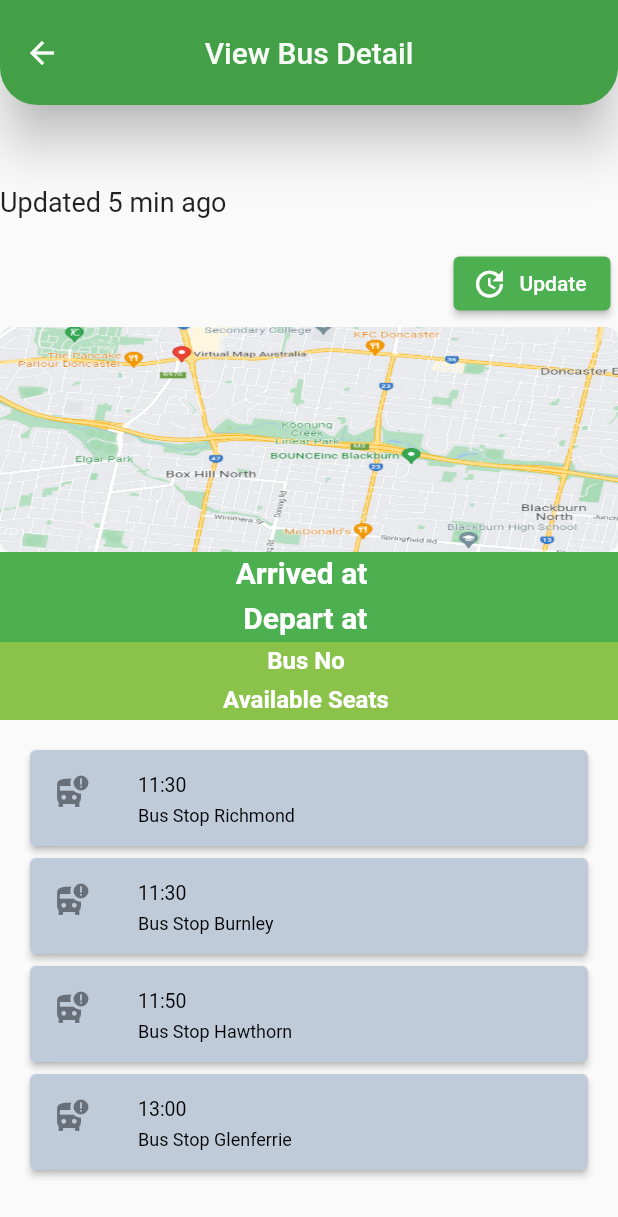
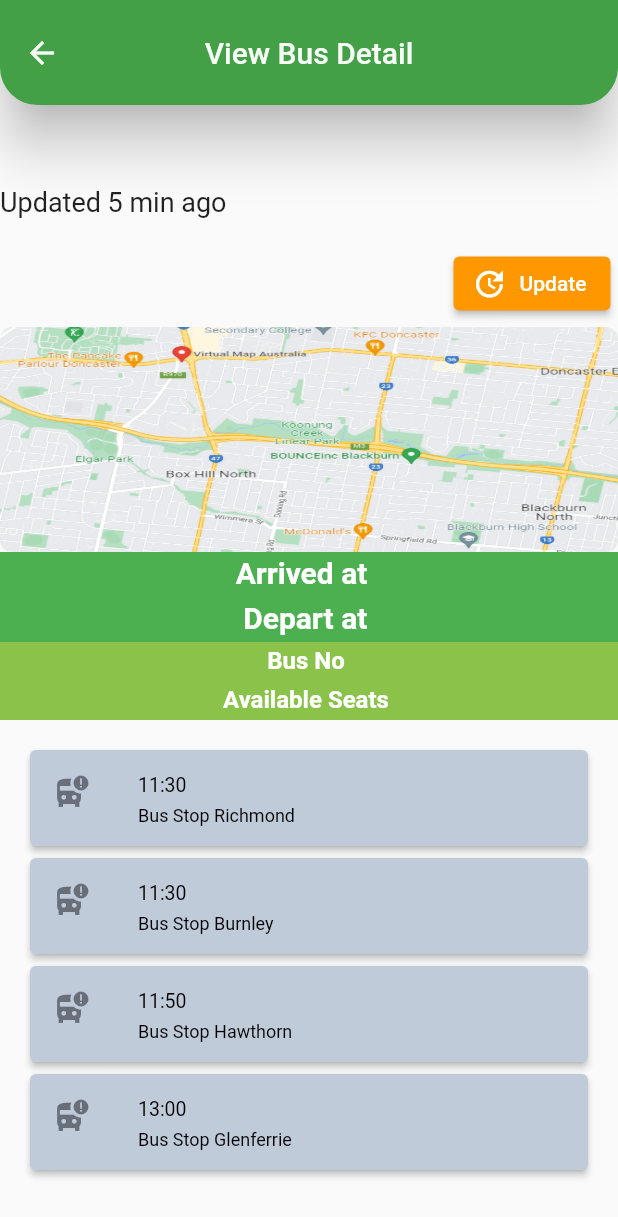
Before and after one commit to yashtejani/TDP5, a Flutter app: the JourneyPlanner screen opened directly, after a tap on "11:30", on a phone screen of 412 x 824 dp. Shown: the top 1217 px of the screen. Run offline on Flutter 3.47's test engine with Material 2 defaults, Android fonts, the phone set to English and light mode, and no system bars; our stand-ins replace fluttertoast, sizer; network calls fail.

Commit message:
Color changed

```diff
--- a/lib/screens/viewBusDetail.dart
+++ b/lib/screens/viewBusDetail.dart
@@ -92,7 +92,7 @@ class _ViewBusDetailState extends State<ViewBusDetail> {
               icon: const Icon(Icons.update), //icon data for elevated button
               label: const Text("Update"), //label text
               style: ElevatedButton.styleFrom(
-                  primary: Colors.green //elevated btton background color
+                  primary: Colors.orange //elevated btton background color
                   ),
             ),
           ),
```
